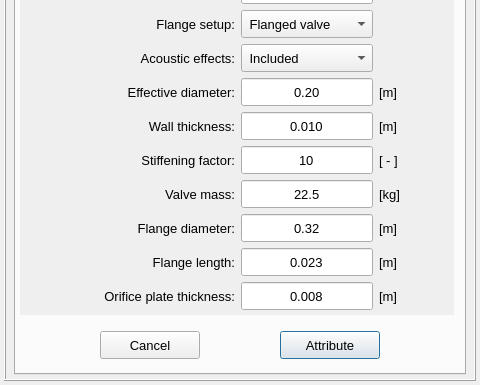
Before: the Qt Designer form pulse/interface/data/ui_files/model/setup/structural/valve_input.ui in open-pulse/OpenPulse, drawn with Qt 5; both pictures show x 0 to 480 and y 185 to 570 of the 480 by 570 pixel window.
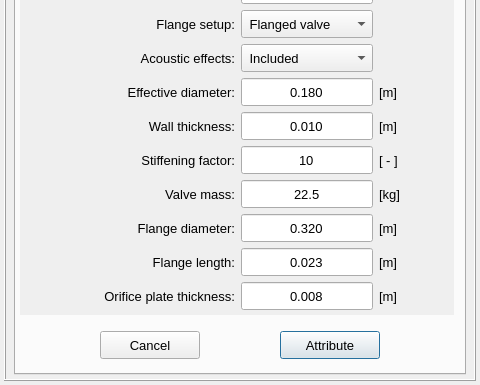
After: the same form once the commit is applied.

Commit message: Refactors the valve class to operate in both the model configurator and geometry editor

The edit to the form file:
```diff
--- a/pulse/interface/data/ui_files/model/setup/structural/valve_input.ui
+++ b/pulse/interface/data/ui_files/model/setup/structural/valve_input.ui
@@ -187,9 +187,9 @@
                 <property name="geometry">
                  <rect>
                   <x>0</x>
-                  <y>0</y>
-                  <width>432</width>
-                  <height>347</height>
+                  <y>-2</y>
+                  <width>415</width>
+                  <height>344</height>
                  </rect>
                 </property>
                 <layout class="QGridLayout" name="gridLayout_10">
@@ -997,7 +997,7 @@
                     <string notr="true"/>
                    </property>
                    <property name="text">
-                    <string>0.32</string>
+                    <string>0.320</string>
                    </property>
                    <property name="alignment">
                     <set>Qt::AlignCenter</set>
@@ -1153,7 +1153,7 @@
                     <string notr="true"/>
                    </property>
                    <property name="text">
-                    <string>0.20</string>
+                    <string>0.180</string>
                    </property>
                    <property name="alignment">
                     <set>Qt::AlignCenter</set>
```
Left out of the diff: 5 changed lines with no effect on the pictures. The commit also changes 30 other files.
